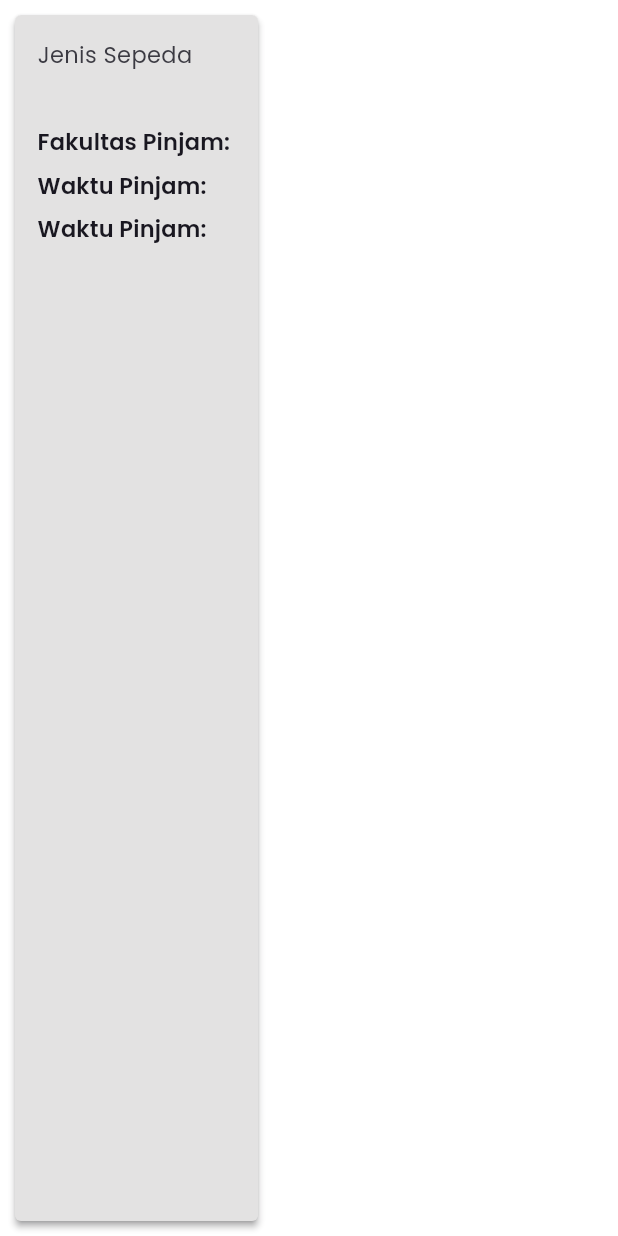
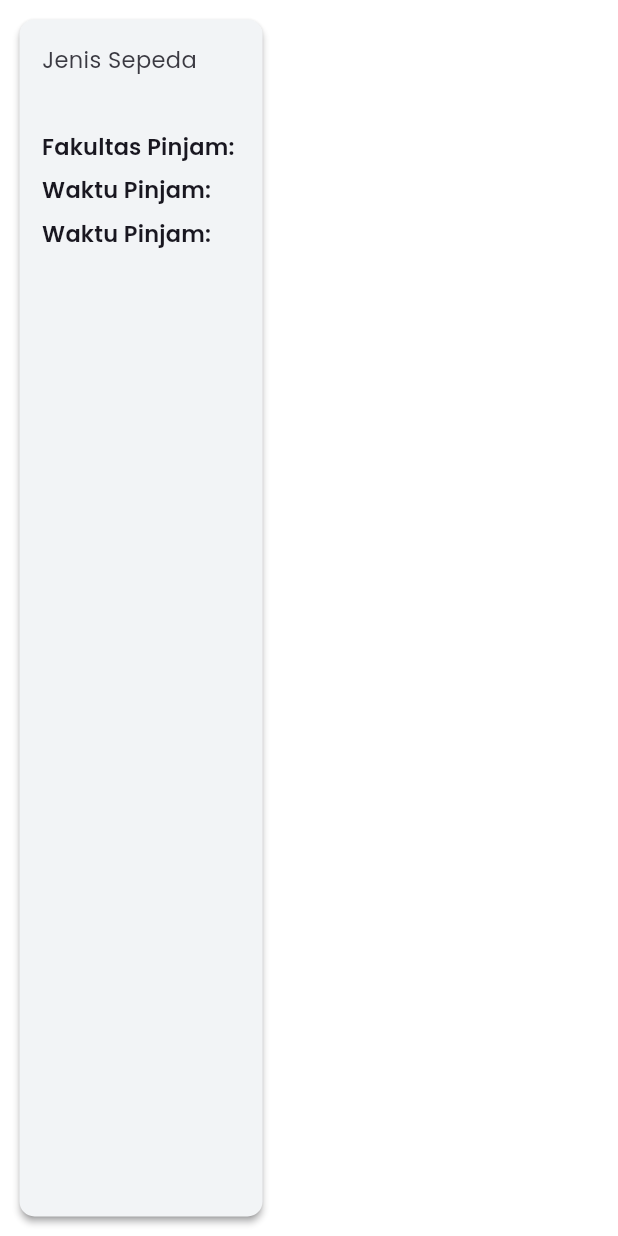
Before and after one commit to fionayovita/UniBike, a Flutter app: the CardHistory widget shown alone on an empty page, opened directly with empty values, on a phone screen of 412 x 824 dp. Run offline on Flutter 3.47's test engine with Material 2 defaults, Android fonts, the phone set to English and light mode, and no system bars; our stand-ins replace cloud_firestore, curved_navigation_bar, firebase_auth, firebase_core, firebase_storage, flutter_local_notifications and 4 more; missing offline and left inert: android_alarm_manager; accounts and stored records are empty; network calls fail.

```diff
--- a/lib/common/styles.dart
+++ b/lib/common/styles.dart
@@ -57,7 +57,7 @@ final themeData = ThemeData(
   textTheme: myTextTheme,
   primaryColor: primaryColor,
   appBarTheme: AppBarTheme(
-    color: primaryColor,
+    color: Colors.transparent,
     elevation: 0,
   ),
   colorScheme: ColorScheme.fromSwatch().copyWith(secondary: secondaryColor),
--- a/lib/widgets/card_history.dart
+++ b/lib/widgets/card_history.dart
@@ -17,10 +17,12 @@ class CardHistory extends StatelessWidget {
   @override
   Widget build(BuildContext context) {
     return Card(
-      margin: const EdgeInsets.symmetric(vertical: 10, horizontal: 10),
+      shape:
+            RoundedRectangleBorder(borderRadius: BorderRadius.circular(10.0)),
+      margin: const EdgeInsets.symmetric(vertical: 13, horizontal: 13),
       elevation: 2,
       shadowColor: greyButton,
-      color: Color(0xFFE3E2E2),
+      color: whiteBackground,
       child: Padding(
         padding: const EdgeInsets.symmetric(vertical: 15, horizontal: 15),
         child: Column(
```
Also changed, not shown: lib/ui/history_peminjaman_page.dart (+7 -1 lines).
